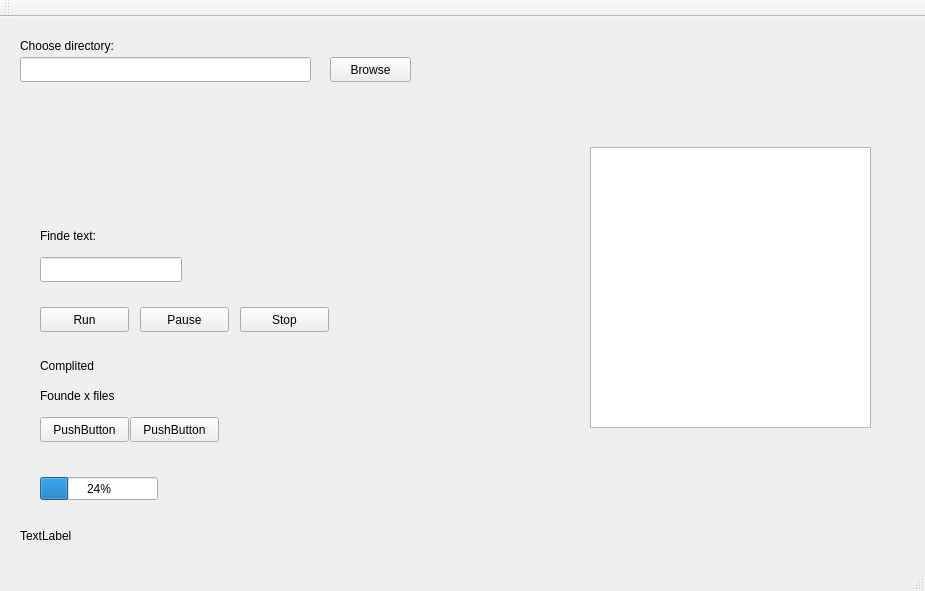
First picture: the form in SubstringFinder/mainwindow.ui, repository Roket132/cpp-substring-finder, before the edit.
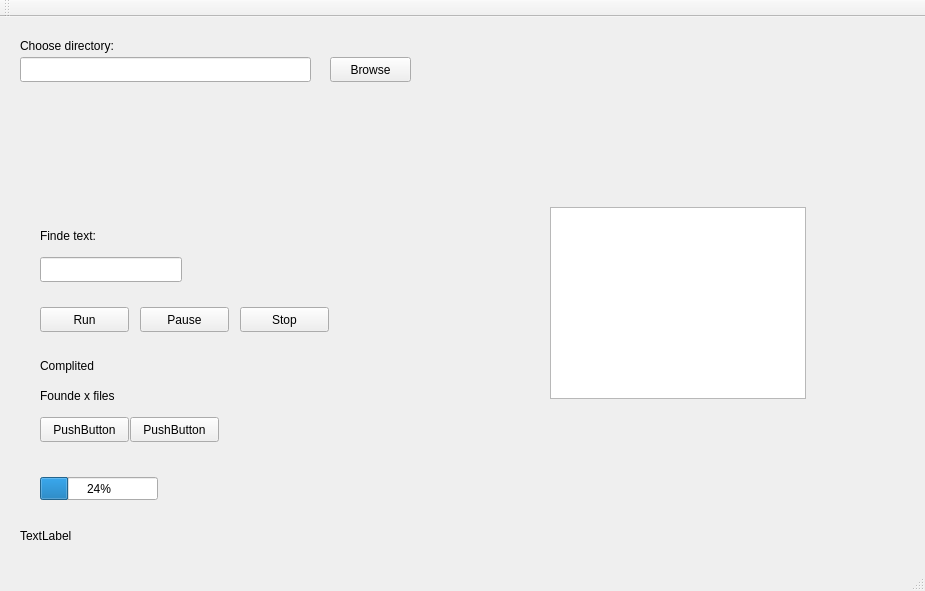
Second picture: the form after the edit.

What changed in the file:
```diff
--- a/SubstringFinder/mainwindow.ui
+++ b/SubstringFinder/mainwindow.ui
@@ -50,16 +50,6 @@
      <bool>true</bool>
     </property>
    </widget>
-   <widget class="QListView" name="listView">
-    <property name="geometry">
-     <rect>
-      <x>590</x>
-      <y>130</y>
-      <width>281</width>
-      <height>281</height>
-     </rect>
-    </property>
-   </widget>
    <widget class="QPushButton" name="browseButton">
     <property name="geometry">
      <rect>
@@ -203,6 +193,16 @@
      <string>TextLabel</string>
     </property>
    </widget>
+   <widget class="QListWidget" name="listWidget">
+    <property name="geometry">
+     <rect>
+      <x>550</x>
+      <y>190</y>
+      <width>256</width>
+      <height>192</height>
+     </rect>
+    </property>
+   </widget>
   </widget>
   <widget class="QMenuBar" name="menuBar">
    <property name="geometry">
```
Left out of the diff: 2 changed lines with no effect on the pictures.
